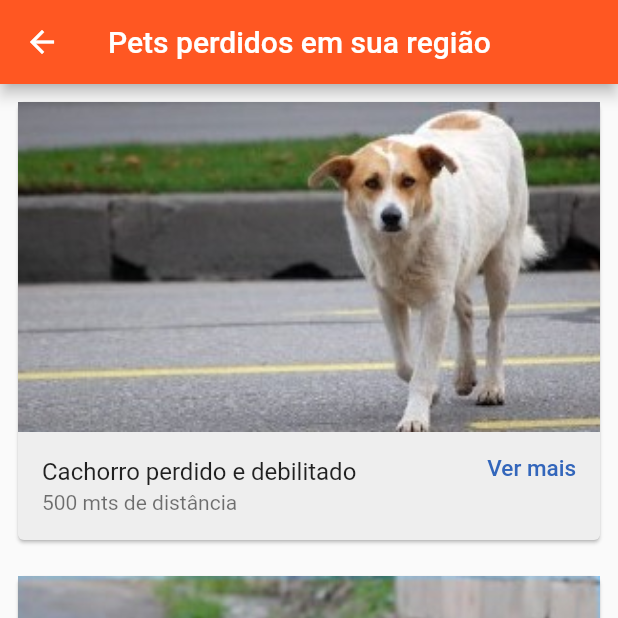
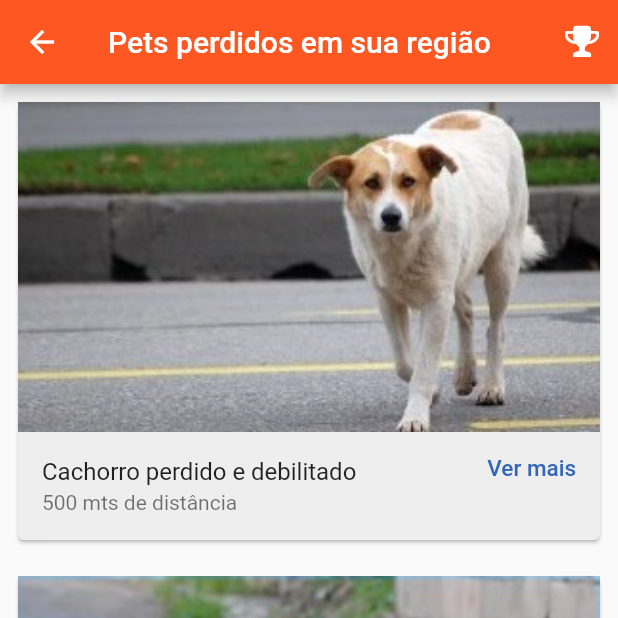
Before and after one commit to igornnt/Computacao-ubiqua, a Flutter app: the TelaPetsPerdidosRegiao screen opened directly, on a phone screen of 412 x 824 dp, the top half of it. Run offline on Flutter 3.47's test engine with Material 2 defaults, Android fonts, the phone set to English and light mode, and no system bars; our stand-ins replace cloud_firestore; accounts and stored records are empty.

Commit message:
Adicionado botão de ranking

```diff
--- a/lib/View/DetalhesView.dart
+++ b/lib/View/DetalhesView.dart
@@ -1,5 +1,4 @@
 import 'package:flutter/material.dart';
-
 
 class TelaDetails extends StatefulWidget {
   TelaDetails({Key key}) : super(key: key);
--- a/lib/View/PetsRegiaoView.dart
+++ b/lib/View/PetsRegiaoView.dart
@@ -1,5 +1,6 @@
 import 'package:flutter/material.dart';
 import 'DetalhesView.dart';
+import 'my_flutter_app_icons.dart';
 
 class TelaPetsPerdidosRegiao extends StatefulWidget {
   TelaPetsPerdidosRegiao({Key key, this.title}) : super(key: key);
@@ -17,6 +18,16 @@ class _TelaPetsPerdidosState extends State<TelaPetsPerdidosRegiao> {
     return Scaffold(
       appBar: AppBar(
         title: Text('Pets perdidos em sua região'),
+        actions: <Widget>[
+    IconButton(
+      icon: Icon(MyFlutterApp.award,
+        color: Colors.white,
+      ),
+      onPressed: () {
+        // Ir para ranking
+      },
+    )
+  ],
       ),
         body: ListView(
           children: <Widget>[
--- /dev/null
+++ b/lib/View/my_flutter_app_icons.dart
@@ -0,0 +1,28 @@
+/// Flutter icons MyFlutterApp
+/// Copyright (C) 2019 by original authors @ fluttericon.com, fontello.com
+/// This font was generated by FlutterIcon.com, which is derived from Fontello.
+///
+/// To use this font, place it in your fonts/ directory and include the
+/// following in your pubspec.yaml
+///
+/// flutter:
+///   fonts:
+///    - family:  MyFlutterApp
+///      fonts:
+///       - asset: fonts/MyFlutterApp.ttf
+///
+///
+/// * Font Awesome, Copyright (C) 2016 by Dave Gandy
+///         Author:    Dave Gandy
+///         License:   SIL ()
+///         Homepage:  http://fortawesome.github.com/Font-Awesome/
+///
+import 'package:flutter/widgets.dart';
+
+class MyFlutterApp {
+  MyFlutterApp._();
+
+  static const _kFontFam = 'MyFlutterApp';
+
+  static const IconData award = const IconData(0xe800, fontFamily: _kFontFam);
+}
```
Also changed, not shown: pubspec.yaml (+7 -0 lines), assets/fonts/MyFlutterApp.ttf (added), pubspec.lock, 1 other file.
